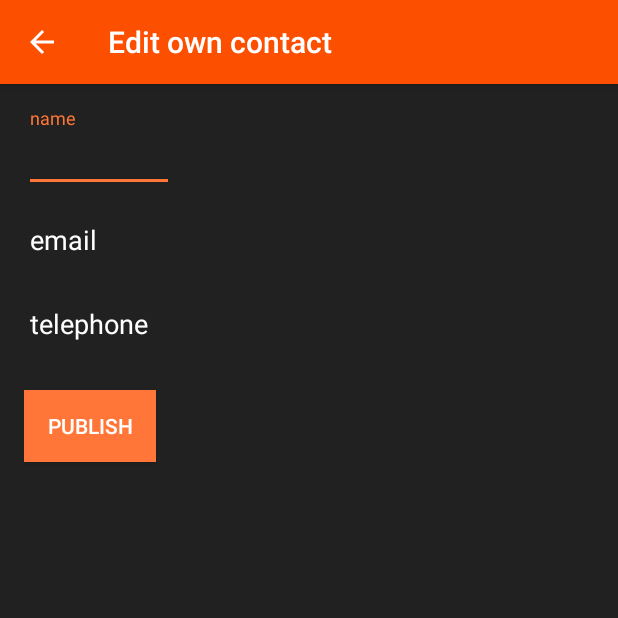
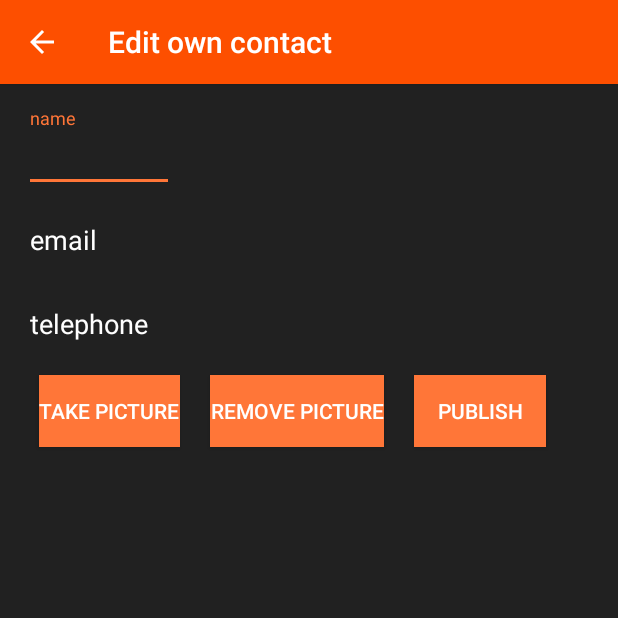
Before and after one commit to androidskolen/sesjon3, an Android app: the OwnContactActivity screen opened directly, with no data from a screen before it, on a phone screen of 412 x 824 dp, the top half of it. Run offline under Robolectric (Android 15) with nearby library versions, the phone set to English and light mode, and no system bars.

```diff
--- a/app/src/main/java/no/bouvet/androidskolen/nearbycontacts/Preferences.java
+++ b/app/src/main/java/no/bouvet/androidskolen/nearbycontacts/Preferences.java
@@ -45,6 +45,5 @@ public class Preferences {
         edit.putString(PREFERENCES_PICTURE, contact.getEncodedPicture());
 
         edit.apply();
-
     }
 }
--- a/app/src/main/res/layout/activity_own_contact.xml
+++ b/app/src/main/res/layout/activity_own_contact.xml
@@ -1,14 +1,19 @@
 <?xml version="1.0" encoding="utf-8"?>
-<LinearLayout
-    xmlns:android="http://schemas.android.com/apk/res/android"
+<LinearLayout xmlns:android="http://schemas.android.com/apk/res/android"
     xmlns:tools="http://schemas.android.com/tools"
+    android:id="@+id/activity_user"
     style="@style/Activity"
-    android:id="@+id/activity_user"
-    android:orientation="vertical"
     android:layout_width="match_parent"
     android:layout_height="match_parent"
+    android:orientation="vertical"
     android:padding="@dimen/activity_padding"
     tools:context="no.bouvet.androidskolen.nearbycontacts.OwnContactActivity">
+
+    <ImageView
+        android:id="@+id/user_picture_imageView"
+        android:layout_width="wrap_content"
+        android:layout_height="wrap_content"
+        android:minWidth="100dp" />
 
     <android.support.design.widget.TextInputLayout
         android:layout_width="wrap_content"
@@ -16,23 +21,24 @@
 
         <EditText
             android:id="@+id/user_name_editText"
+            android:layout_width="wrap_content"
+            android:layout_height="wrap_content"
             android:hint="@string/user_name_hint"
-            android:minWidth="100dp"
-            android:layout_width="wrap_content"
-            android:layout_height="wrap_content"/>
+            android:minWidth="100dp" />
 
     </android.support.design.widget.TextInputLayout>
 
     <android.support.design.widget.TextInputLayout
         android:layout_width="wrap_content"
         android:layout_height="wrap_content">
+
         <EditText
             android:id="@+id/user_email_editText"
+            android:layout_width="wrap_content"
+            android:layout_height="wrap_content"
             android:hint="@string/user_email_hint"
-        android:minWidth="100dp"
             android:inputType="textEmailAddress"
-        android:layout_width="wrap_content"
-        android:layout_height="wrap_content"/>
+            android:minWidth="100dp" />
 
     </android.support.design.widget.TextInputLayout>
 
@@ -43,19 +49,44 @@
 
         <EditText
             android:id="@+id/user_telephone_editText"
+            android:layout_width="wrap_content"
+            android:layout_height="wrap_content"
             android:hint="@string/user_telephone_hint"
-        android:minWidth="100dp"
             android:inputType="phone"
+            android:minWidth="100dp" />
+    </android.support.design.widget.TextInputLayout>
+
+    <LinearLayout
         android:layout_width="wrap_content"
-        android:layout_height="wrap_content"/>
-    </android.support.design.widget.TextInputLayout>
+        android:layout_height="wrap_content">
+
+        <Button
+            android:id="@+id/take_picture_button"
+            android:layout_width="wrap_content"
+            android:layout_height="wrap_content"
+            android:layout_marginTop="20dp"
+            android:layout_margin="10dp"
+            android:background="@color/colorAccent"
+            android:text="@string/take_picture" />
+
+        <Button
+            android:id="@+id/remove_picture_button"
+            android:layout_width="wrap_content"
+            android:layout_height="wrap_content"
+            android:layout_marginTop="20dp"
+            android:layout_margin="10dp"
+            android:background="@color/colorAccent"
+            android:text="@string/remove_picture" />
 
         <Button
             android:id="@+id/start_nearby_activity_button"
-        android:text="@string/publish_own_user_button"
-        android:background="@color/colorAccent"
             android:layout_width="wrap_content"
             android:layout_height="wrap_content"
-        android:layout_marginTop="20dp"/>
+            android:layout_marginTop="20dp"
+            android:layout_margin="10dp"
+            android:background="@color/colorAccent"
+            android:text="@string/publish_own_user_button" />
 
     </LinearLayout>
+
+</LinearLayout>
--- a/app/src/main/res/values/strings.xml
+++ b/app/src/main/res/values/strings.xml
@@ -14,5 +14,7 @@
     <string name="versionName">VersionName %1$s</string>
     <string name="versionCode">VersionCode %1$s</string>
     <string name="timeStamp">Build time %1$s</string>
+    <string name="take_picture">Take Picture</string>
+    <string name="remove_picture">Remove picture</string>
 
 </resources>
```
Also changed, not shown: app/build.gradle (+4 -4 lines), app/src/main/java/no/bouvet/androidskolen/nearbycontacts/OwnContactActivity.java (+41 -6 lines), app/src/main/res/layout/nearby_contacts_listview_item.xml (+19 -19 lines). Lines whose indentation alone changed are shown as unchanged.
